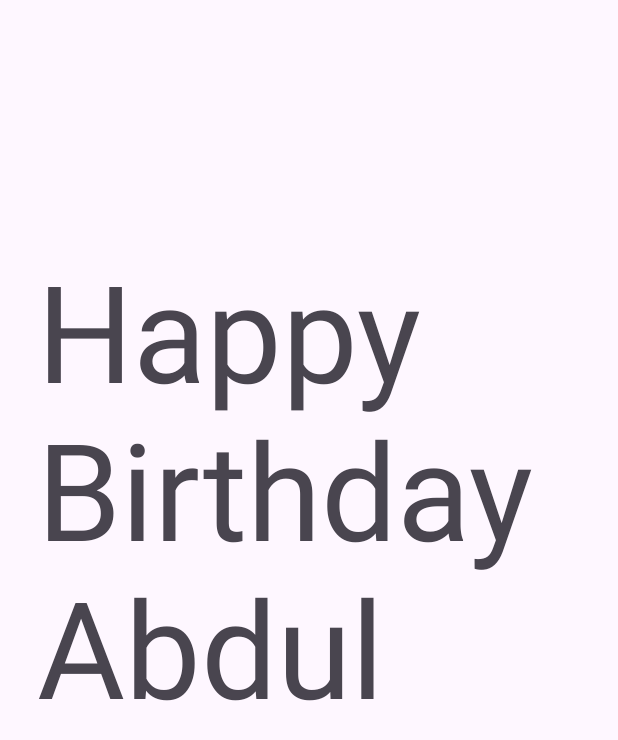
After one commit to jaiisshhh/AndroidStudio, an Android app: the layout happy_birthday.xml on its own in the app's theme, with its tools: preview values and no code run, on a phone screen of 412 x 824 dp. The commit adds this screen. Shown: the top 740 px of the screen. Run offline under Robolectric (Android 15) with nearby library versions, the phone set to English and light mode, and no system bars.

Commit message:
Happy Birthday screen

```diff
--- /dev/null
+++ b/app/src/main/res/layout/happy_birthday.xml
@@ -0,0 +1,25 @@
+<?xml version="1.0" encoding="utf-8"?>
+<androidx.constraintlayout.widget.ConstraintLayout xmlns:android="http://schemas.android.com/apk/res/android"
+    xmlns:app="http://schemas.android.com/apk/res-auto"
+    xmlns:tools="http://schemas.android.com/tools"
+    android:layout_width="match_parent"
+    android:layout_height="match_parent">
+
+    <TextView
+        android:id="@+id/textView2"
+        android:layout_width="367dp"
+        android:layout_height="453dp"
+        android:layout_marginTop="160dp"
+        android:layout_marginEnd="20dp"
+        android:text="Happy
+        Birthday
+        Abdul"
+        android:textSize="90dp"
+        app:layout_constraintEnd_toEndOf="parent"
+        app:layout_constraintTop_toTopOf="parent" />
+
+    <androidx.constraintlayout.widget.Group
+        android:id="@+id/group"
+        android:layout_width="wrap_content"
+        android:layout_height="wrap_content" />
+</androidx.constraintlayout.widget.ConstraintLayout>
--- a/app/src/main/res/values/colors.xml
+++ b/app/src/main/res/values/colors.xml
@@ -2,4 +2,5 @@
 <resources>
     <color name="black">#FF000000</color>
     <color name="white">#FFFFFFFF</color>
+    <color name='myColour'>#E921</color>
 </resources>
```
Also changed, not shown: app/src/main/res/layout/activity_main.xml (+17 -13 lines).
